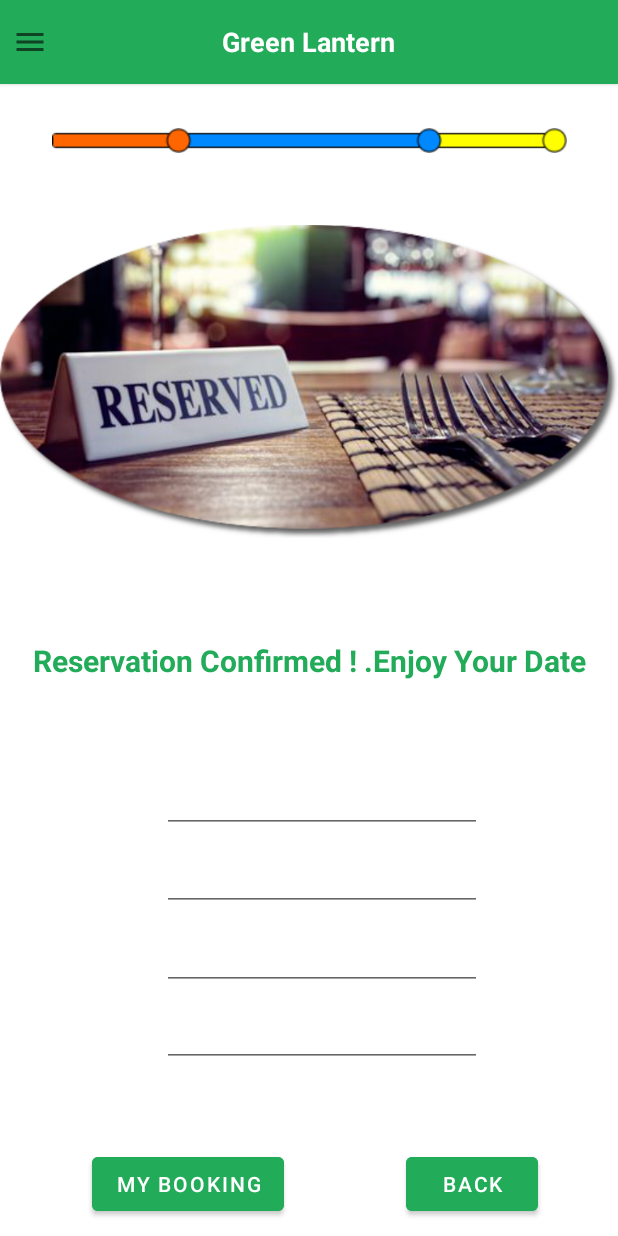
After one commit to Madhawa-Tharindu/green-lantern, an Android app: the Confirmation screen opened directly, with no data from a screen before it, on a phone screen of 412 x 824 dp. The commit adds this screen. Run offline under Robolectric (Android 15) with nearby library versions, the light colour scheme and no system bars.

Commit message:
UI improvment

```diff
--- a/app/src/main/AndroidManifest.xml
+++ b/app/src/main/AndroidManifest.xml
@@ -10,6 +10,9 @@
         android:roundIcon="@mipmap/ic_launcher_round"
         android:supportsRtl="true"
         android:theme="@style/Theme.GreenLantern">
+        <activity
+            android:name=".table.Confirmation"
+            android:exported="true" />
         <activity
             android:name=".table.deleteForm"
             android:exported="true" />
--- /dev/null
+++ b/app/src/main/java/com/example/greenlantern/table/Confirmation.java
@@ -0,0 +1,100 @@
+package com.example.greenlantern.table;
+
+import androidx.appcompat.app.AppCompatActivity;
+import androidx.core.view.GravityCompat;
+import androidx.drawerlayout.widget.DrawerLayout;
+import androidx.recyclerview.widget.LinearLayoutManager;
+import androidx.recyclerview.widget.RecyclerView;
+
+import android.content.Intent;
+import android.os.Bundle;
+import android.view.View;
+import android.widget.EditText;
+import android.widget.ImageView;
+
+import com.example.greenlantern.MainActivity;
+import com.example.greenlantern.MainAdapter;
+import com.example.greenlantern.R;
+
+public class Confirmation extends AppCompatActivity {
+
+    //initialize variable
+    DrawerLayout drawerLayout;
+    ImageView btMenu;
+    RecyclerView recyclerView;
+
+    //confirmation details
+    EditText forName,fortotal,fordate,fortable;
+
+    @Override
+    protected void onCreate(Bundle savedInstanceState) {
+        super.onCreate(savedInstanceState);
+        setContentView(R.layout.activity_confirmation);
+
+
+
+        //assign variable
+
+        drawerLayout = findViewById(R.id.drawer_layout);
+        btMenu = findViewById(R.id.bt_menu);
+        recyclerView = findViewById(R.id.recycle_view);
+
+        //set layout manager
+
+        recyclerView.setLayoutManager(new LinearLayoutManager(this));
+
+        //set adapter
+        recyclerView.setAdapter(new MainAdapter(this, MainActivity.arrayList));
+
+        Intent intent = getIntent();
+
+        //confirmation Details
+        String for_name = intent.getStringExtra("for");
+        String phone_num = intent.getStringExtra("phone");
+        String total = intent.getStringExtra("total");
+        String date = intent.getStringExtra("date");
+        String tableId=intent.getStringExtra("tableId");
+
+
+        //fetch ui details
+        forName = findViewById(R.id.forname);
+        fordate = findViewById(R.id.date);
+        fortable = findViewById(R.id.table);
+        fortotal=findViewById(R.id.total);
+
+
+        //assign reservation details
+        forName.setText(for_name);
+        fordate.setText(date);
+        fortable.setText(tableId);
+        fortotal.setText(total);
+
+        btMenu.setOnClickListener(new View.OnClickListener() {
+            @Override
+            public void onClick(View v) {
+                drawerLayout.openDrawer(GravityCompat.START);
+            }
+        });
+
+    }
+
+    @Override
+    protected void onPause(){
+        super.onPause();
+
+        //close drawer
+        MainActivity.closeDrawer(drawerLayout);
+
+
+    }
+
+    public void back(View view){
+        finish();
+    }
+
+    public void myBooking(View view){
+        Intent intent1 = new Intent(getApplicationContext(),tableBooking.class);
+        getApplicationContext().startActivity(intent1);
+    }
+
+}
--- /dev/null
+++ b/app/src/main/res/layout/activity_confirmation.xml
@@ -0,0 +1,186 @@
+<?xml version="1.0" encoding="utf-8"?>
+<androidx.drawerlayout.widget.DrawerLayout
+    xmlns:android="http://schemas.android.com/apk/res/android"
+    xmlns:app="http://schemas.android.com/apk/res-auto"
+    xmlns:tools="http://schemas.android.com/tools"
+    android:layout_width="match_parent"
+    android:layout_height="match_parent"
+    android:id="@+id/drawer_layout"
+    tools:context=".Room">
+
+    <LinearLayout
+        android:layout_width="match_parent"
+        android:layout_height="match_parent"
+        android:orientation="vertical">
+
+        <include
+            layout="@layout/main_toolbar"/>
+        <androidx.constraintlayout.widget.ConstraintLayout
+            android:layout_width="match_parent"
+            android:layout_height="match_parent">
+            <ImageView
+                android:id="@+id/imageView2"
+                android:layout_width="343dp"
+                android:layout_height="19dp"
+                android:layout_marginTop="28dp"
+                android:src="@drawable/progress4"
+                app:layout_constraintEnd_toEndOf="parent"
+                app:layout_constraintStart_toStartOf="parent"
+                app:layout_constraintTop_toTopOf="parent" />
+
+            <ImageView
+                android:id="@+id/imageView5"
+                android:layout_width="wrap_content"
+                android:layout_height="wrap_content"
+                app:layout_constraintBottom_toBottomOf="parent"
+                app:layout_constraintEnd_toEndOf="parent"
+                app:layout_constraintHorizontal_bias="0.0"
+
+
+                app:layout_constraintStart_toStartOf="parent"
+                app:layout_constraintTop_toTopOf="parent"
+                app:layout_constraintVertical_bias="0.136"
+                app:srcCompat="@drawable/reserved" />
+
+            <TextView
+                android:id="@+id/textView3"
+                android:layout_width="wrap_content"
+                android:layout_height="wrap_content"
+                android:text="Reservation Confirmed ! .Enjoy Your Date"
+                app:layout_constraintBottom_toBottomOf="parent"
+                app:layout_constraintEnd_toEndOf="parent"
+                app:layout_constraintStart_toStartOf="parent"
+                app:layout_constraintTop_toTopOf="parent"
+                android:textColor="@color/green_200"
+                android:textSize="20dp"
+                android:textStyle="bold"
+
+                />
+
+
+            <Button
+                android:id="@+id/btn_back"
+                android:layout_width="wrap_content"
+                android:layout_height="wrap_content"
+
+                android:backgroundTint="@color/green_200"
+                android:onClick="myBooking"
+                android:text="My BOOKING"
+                android:textColor="@color/white"
+                app:layout_constraintBottom_toBottomOf="parent"
+                app:layout_constraintEnd_toEndOf="parent"
+                app:layout_constraintHorizontal_bias="0.217"
+                app:layout_constraintStart_toStartOf="parent"
+                app:layout_constraintTop_toTopOf="parent"
+                app:layout_constraintVertical_bias="0.985" />
+
+            <Button
+                android:id="@+id/btn_next"
+                android:layout_width="wrap_content"
+                android:layout_height="wrap_content"
+                android:backgroundTint="@color/green_200"
+                android:onClick="back"
+                android:text="Back"
+                android:textColor="@color/white"
+                app:layout_constraintBaseline_toBaselineOf="@+id/btn_back"
+                app:layout_constraintEnd_toEndOf="parent"
+                app:layout_constraintHorizontal_bias="0.835"
+                app:layout_constraintStart_toStartOf="parent" />
+
+            <EditText
+                android:id="@+id/forname"
+                android:layout_width="wrap_content"
+                android:layout_height="wrap_content"
+                android:ems="10"
+                android:clickable="false"
+                android:cursorVisible="false"
+                android:focusable="false"
+                android:focusableInTouchMode="false"
+                android:inputType="textPersonName"
+                android:textStyle="bold|italic"
+                app:layout_constraintBottom_toBottomOf="parent"
+                app:layout_constraintEnd_toEndOf="parent"
+                app:layout_constraintHorizontal_bias="0.542"
+                app:layout_constraintStart_toStartOf="parent"
+                app:layout_constraintTop_toTopOf="parent"
+                app:layout_constraintVertical_bias="0.628" />
+
+            <EditText
+                android:id="@+id/date"
+                android:layout_width="wrap_content"
+                android:layout_height="wrap_content"
+                android:ems="10"
+                android:clickable="false"
+                android:cursorVisible="false"
+                android:focusable="false"
+                android:focusableInTouchMode="false"
+                android:inputType="textPersonName"
+                app:layout_constraintBottom_toBottomOf="parent"
+                app:layout_constraintEnd_toEndOf="parent"
+                app:layout_constraintHorizontal_bias="0.542"
+                app:layout_constraintStart_toStartOf="parent"
+                app:layout_constraintTop_toTopOf="parent"
+                app:layout_constraintVertical_bias="0.7"
+                android:textStyle="bold|italic"
+                />
+
+            <EditText
+                android:id="@+id/table"
+                android:layout_width="wrap_content"
+                android:layout_height="wrap_content"
+                android:ems="10"
+                android:clickable="false"
+                android:cursorVisible="false"
+                android:focusable="false"
+                android:focusableInTouchMode="false"
+                android:inputType="textPersonName"
+                app:layout_constraintBottom_toBottomOf="parent"
+                app:layout_constraintEnd_toEndOf="parent"
+                app:layout_constraintHorizontal_bias="0.542"
+                app:layout_constraintStart_toStartOf="parent"
+                app:layout_constraintTop_toTopOf="parent"
+                app:layout_constraintVertical_bias="0.773"
+                android:textStyle="bold|italic"
+                />
+
+            <EditText
+                android:id="@+id/total"
+                android:layout_width="wrap_content"
+                android:layout_height="wrap_content"
+                android:ems="10"
+                android:clickable="false"
+                android:cursorVisible="false"
+                android:focusable="false"
+                android:focusableInTouchMode="false"
+                android:inputType="textPersonName"
+                app:layout_constraintBottom_toBottomOf="parent"
+                app:layout_constraintEnd_toEndOf="parent"
+                app:layout_constraintHorizontal_bias="0.542"
+                app:layout_constraintStart_toStartOf="parent"
+                app:layout_constraintTop_toTopOf="parent"
+                app:layout_constraintVertical_bias="0.844"
+                android:textStyle="bold|italic"
+                />
+
+
+        </androidx.constraintlayout.widget.ConstraintLayout>
+
+
+
+    </LinearLayout>
+
+    <RelativeLayout
+        android:layout_width="match_parent"
+        android:layout_height="match_parent"
+        android:layout_gravity ="start"
+        android:background="@color/white"
+        >
+
+        <include layout="@layout/main_nav_drawer" />
+
+    </RelativeLayout>
+
+
+
+
+</androidx.drawerlayout.widget.DrawerLayout>
```
Also changed, not shown: app/src/main/java/com/example/greenlantern/table/deleteForm.java (+34 -0 lines), app/src/main/java/com/example/greenlantern/table/table_form_2_single.java (+62 -9 lines), app/src/main/java/com/example/greenlantern/table/table_form_single.java (+44 -5 lines), app/src/main/res/layout/activity_table_form2_single.xml (+7 -2 lines), app/src/main/res/drawable/reserved.png (added).
